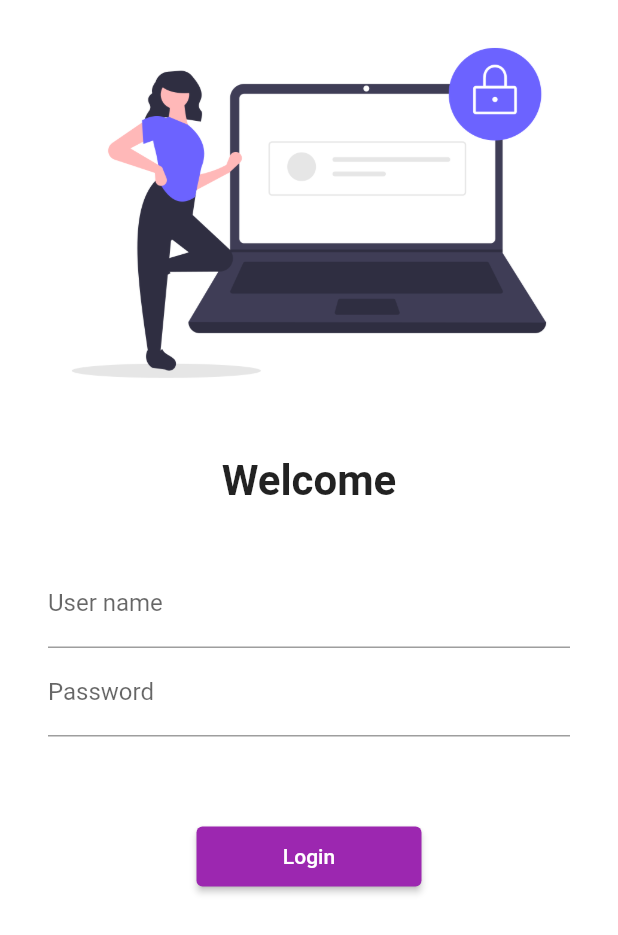
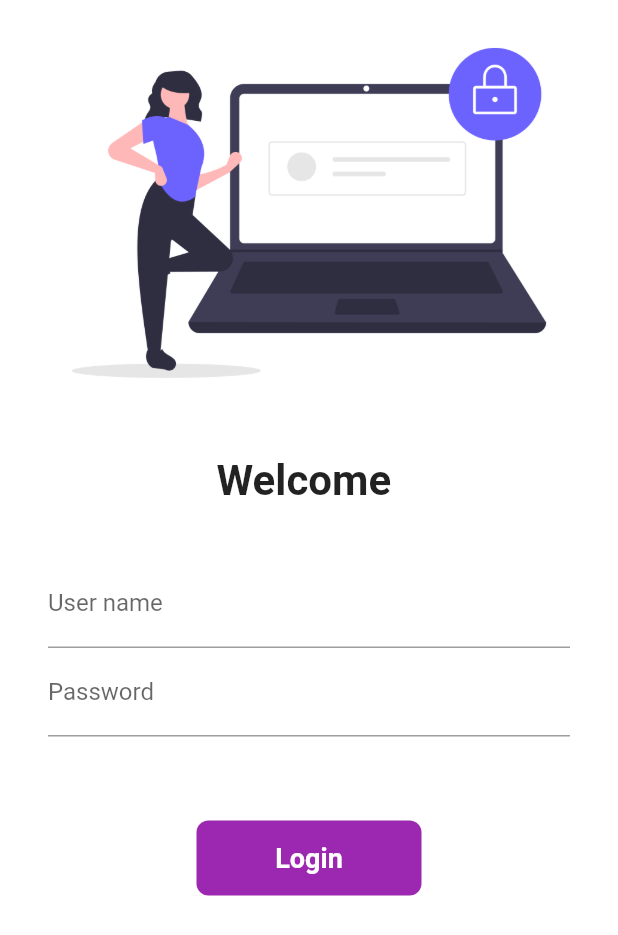
Before and after one commit to hanozi/flutter_catalog, a Flutter app: the screen it shows after launch, on a phone screen of 412 x 824 dp. Shown: the top 935 px of the screen. Run offline on Flutter 3.47's test engine with Material 2 defaults, Android fonts, the phone set to English and light mode, and no system bars.

Commit message:
day 6 changes

```diff
--- a/lib/pages/login_page.dart
+++ b/lib/pages/login_page.dart
@@ -1,7 +1,14 @@
 import 'package:flutter/material.dart';
 import 'package:flutter_catalog/utils/routes.dart';
 
-class LoginPage extends StatelessWidget {
+class LoginPage extends StatefulWidget {
+  @override
+  _LoginPageState createState() => _LoginPageState();
+}
+
+class _LoginPageState extends State<LoginPage> {
+  String name = "";
+  bool changeButton = false;
   @override
   Widget build(BuildContext context) {
     return Material(
@@ -17,7 +24,7 @@ class LoginPage extends StatelessWidget {
                 height: 20.0,
               ),
               Text(
-                "Welcome",
+                "Welcome $name",
                 style: TextStyle(fontSize: 28, fontWeight: FontWeight.bold),
               ),
               SizedBox(
@@ -32,6 +39,10 @@ class LoginPage extends StatelessWidget {
                       decoration: InputDecoration(
                           hintText: "Please enter user name",
                           labelText: "User name"),
+                      onChanged: (value) {
+                        name = value;
+                        setState(() {});
+                      },
                     ),
                     TextFormField(
                       obscureText: true,
@@ -45,13 +56,40 @@ class LoginPage extends StatelessWidget {
               SizedBox(
                 height: 40.0,
               ),
-              ElevatedButton(
-                child: Text("Login"),
-                style: TextButton.styleFrom(minimumSize: Size(150, 40)),
-                onPressed: () {
+              InkWell(
+                onTap: () async {
+                  setState(() {
+                    changeButton = true;
+                  });
+                  await Future.delayed(Duration(seconds: 1));
                   Navigator.pushNamed(context, MyRoutes.homeRoute);
                 },
+                child: AnimatedContainer(
+                  duration: Duration(seconds: 1),
+                  width: changeButton ? 50 : 150,
+                  height: 50,
+                  alignment: Alignment.center,
+                  child: changeButton
+                      ? Icon(Icons.done, color: Colors.white)
+                      : Text("Login",
+                          style: TextStyle(
+                              color: Colors.white,
+                              fontWeight: FontWeight.bold,
+                              fontSize: 18)),
+                  decoration: BoxDecoration(
+                      color: Colors.purple,
+                      //shape: changeButton?BoxShape.circle:BoxShape.rectangle,
+                      borderRadius:
+                          BorderRadius.circular(changeButton ? 50 : 8)),
+                ),
               )
+              // ElevatedButton(
+              //   child: Text("Login"),
+              //   style: TextButton.styleFrom(minimumSize: Size(150, 40)),
+              //   onPressed: () {
+              //     Navigator.pushNamed(context, MyRoutes.homeRoute);
+              //   },
+              // )
             ],
           ),
         ));
```
